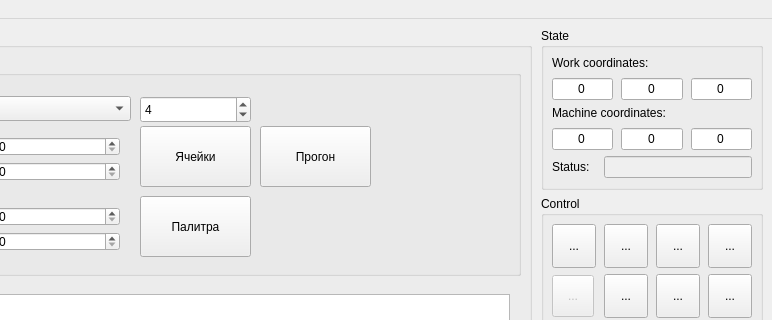
Before: the Qt Designer form src/frmmain.ui in Allius27/Candle, drawn with Qt 5; both pictures show x 180 to 952 and y 0 to 320 of the 952 by 769 pixel window.
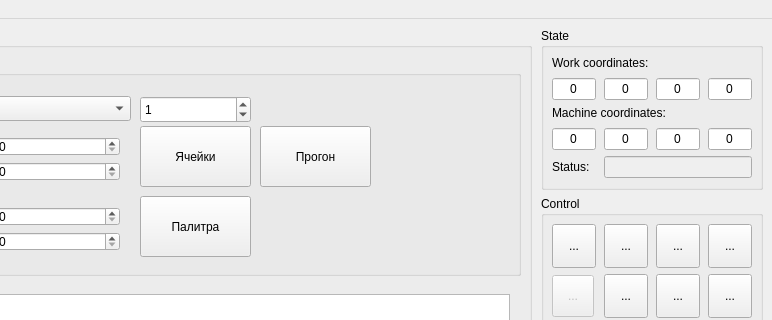
After: the same form once the commit is applied. Icons and pictures are not drawn. Custom widgets are drawn as their Qt base class.

The edit to the form file:
```diff
--- a/src/frmmain.ui
+++ b/src/frmmain.ui
@@ -332,7 +332,7 @@
            <number>1</number>
           </property>
           <property name="value">
-           <number>4</number>
+           <number>1</number>
           </property>
          </widget>
          <widget class="QPushButton" name="cleaning">
@@ -636,6 +636,22 @@
                  </property>
                 </widget>
                </item>
+               <item>
+                <widget class="QLineEdit" name="txtWPosA">
+                 <property name="toolTip">
+                  <string>Z</string>
+                 </property>
+                 <property name="text">
+                  <string>0</string>
+                 </property>
+                 <property name="alignment">
+                  <set>Qt::AlignCenter</set>
+                 </property>
+                 <property name="readOnly">
+                  <bool>true</bool>
+                 </property>
+                </widget>
+               </item>
               </layout>
              </item>
             </layout>
@@ -709,6 +725,22 @@
                  </property>
                 </widget>
                </item>
+               <item>
+                <widget class="QLineEdit" name="txtMPosA">
+                 <property name="toolTip">
+                  <string>Z</string>
+                 </property>
+                 <property name="text">
+                  <string>0</string>
+                 </property>
+                 <property name="alignment">
+                  <set>Qt::AlignCenter</set>
+                 </property>
+                 <property name="readOnly">
+                  <bool>true</bool>
+                 </property>
+                </widget>
+               </item>
               </layout>
              </item>
             </layout>
```
